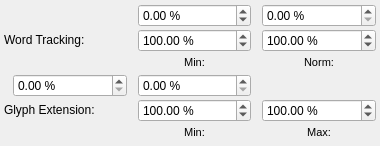
The window that scribus/ui/propertywidget_advancedbase.ui (nitramr/scribus) describes before a commit, drawn with Qt 5.
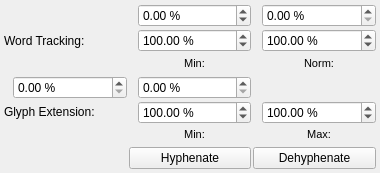
The same window after the commit. Custom widgets are drawn as their Qt base class.

Diff of the .ui file:
```diff
--- a/scribus/ui/propertywidget_advancedbase.ui
+++ b/scribus/ui/propertywidget_advancedbase.ui
@@ -7,7 +7,7 @@
     <x>0</x>
     <y>0</y>
     <width>380</width>
-    <height>146</height>
+    <height>173</height>
    </rect>
   </property>
   <property name="sizePolicy">
@@ -375,6 +375,20 @@
      </item>
     </layout>
    </item>
+   <item row="6" column="2" colspan="2">
+    <widget class="QPushButton" name="hyphenateButton">
+     <property name="text">
+      <string>Hyphenate</string>
+     </property>
+    </widget>
+   </item>
+   <item row="6" column="4" colspan="2">
+    <widget class="QPushButton" name="dehyphenateButton">
+     <property name="text">
+      <string>Dehyphenate</string>
+     </property>
+    </widget>
+   </item>
   </layout>
  </widget>
  <customwidgets>
```
